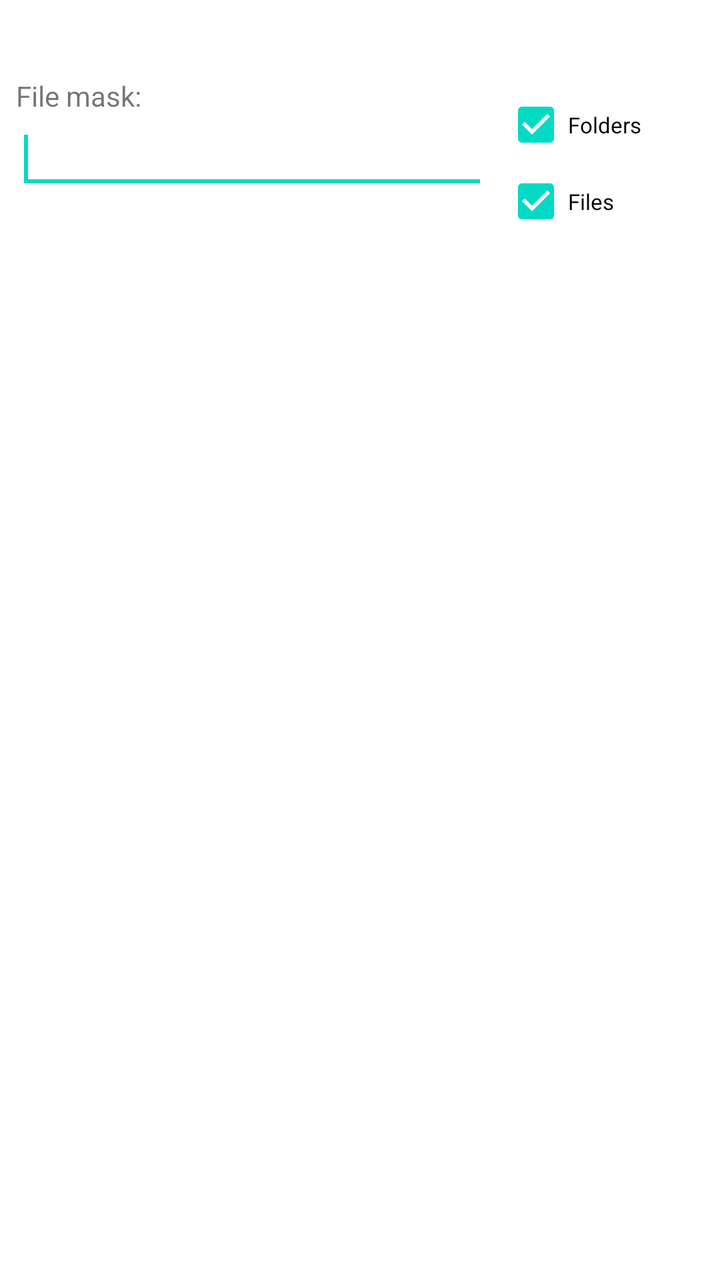
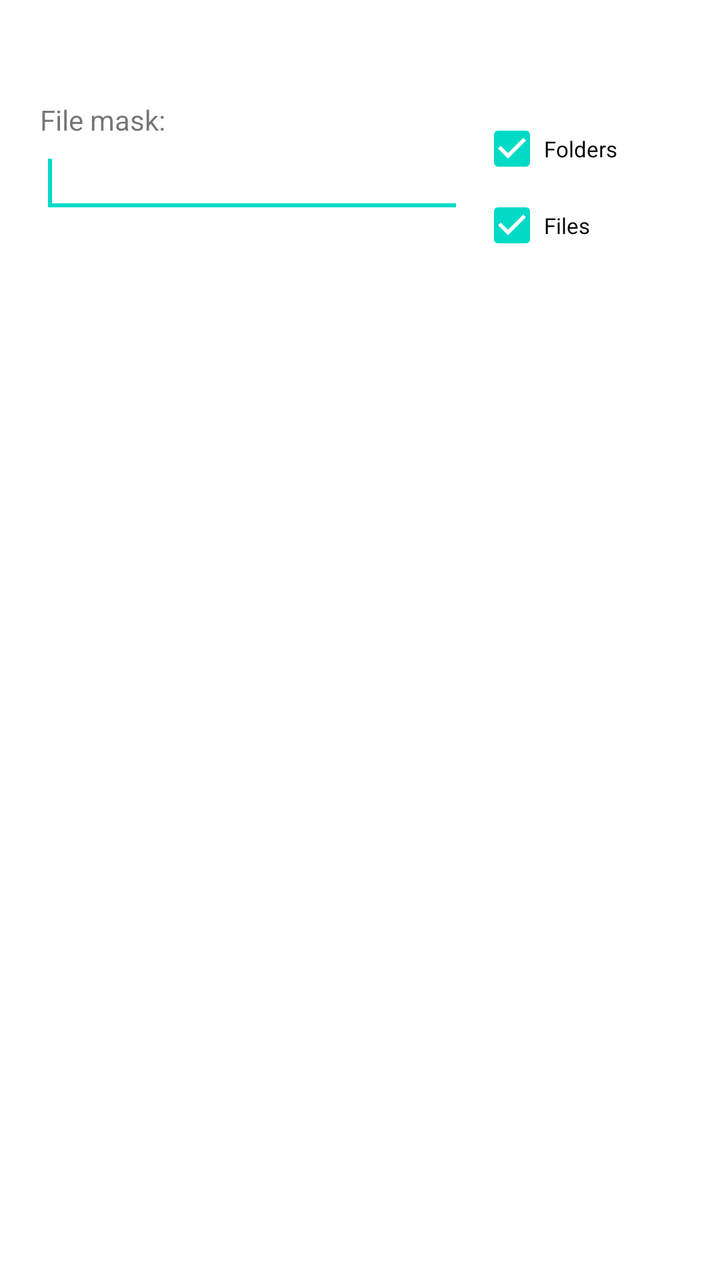

Screens rendered from an Android XML layout before and after an edit, with the pre-edit source and the edit as a unified diff.
<!-- AndroidManifest.xml: fallback theme Theme.MaterialComponents.DayNight.NoActionBar -->
<!-- res/layout/search.xml -->
<?xml version="1.0" encoding="UTF-8"?>
<ScrollView xmlns:android="http://schemas.android.com/apk/res/android"
    android:id="@+id/scroll_view"
    android:layout_width="fill_parent"
    android:layout_height="fill_parent"
    android:fillViewport="true">

  <RelativeLayout
      android:layout_width="fill_parent"
      android:layout_height="wrap_content"
      android:padding="8dp">

    <TextView
        android:id="@+id/dlg_title"
        android:layout_width="fill_parent"
        android:layout_height="wrap_content"
        android:layout_alignParentTop="true"
        android:layout_alignParentLeft="true"
        android:layout_marginBottom="6dip"
        android:textAppearance="?android:attr/textAppearanceMedium"
        android:textStyle="bold"
        android:gravity="left"
        />

    <CheckBox
        android:id="@+id/for_dirs"
        android:layout_width="100sp"
        android:layout_height="wrap_content"
        android:layout_below="@id/dlg_title"
        android:layout_alignParentRight="true"
        android:textSize="11sp"
        android:checked="true"
        android:text="@string/for_dirs" />
    <CheckBox
        android:id="@+id/for_files"
        android:layout_width="wrap_content"
        android:layout_height="wrap_content"
        android:layout_below="@id/for_dirs"
        android:layout_alignLeft="@id/for_dirs"
        android:layout_marginTop="-10dip"
        android:textSize="11sp"
        android:checked="true"
        android:text="@string/for_files" />
    
    <TextView
        android:id="@+id/prompt"
        android:layout_width="fill_parent"
        android:layout_height="wrap_content"
        android:layout_below="@id/dlg_title"
        android:layout_alignParentLeft="true"
        android:layout_toLeftOf="@id/for_dirs"
        android:text="@string/filemask" />
    <EditText
        android:id="@+id/edit_field"
        android:layout_width="fill_parent"
        android:layout_height="wrap_content"
        android:layout_below="@id/prompt"
        android:layout_toLeftOf="@id/for_dirs"
        android:layout_marginRight="8dp"
        android:autoText="false"
        android:capitalize="none"
        android:gravity="fill_horizontal"
        android:inputType="textUri"
        android:scrollHorizontally="true">
        <requestFocus/>
    </EditText>

    <RelativeLayout
        android:id="@+id/search_params"
        android:layout_width="fill_parent"
        android:layout_height="wrap_content"
        android:layout_below="@id/for_files"
        android:visibility="gone">
        
      <CheckBox
          android:id="@+id/in_subf"
          android:layout_width="100sp"
          android:layout_height="wrap_content"
          android:layout_alignParentTop="true"
          android:layout_alignParentRight="true"
          android:textSize="12dp"
          android:checked="true"
          android:text="@string/in_subf" />          
        
        <TextView
            android:id="@+id/content_prompt"
            android:layout_width="fill_parent"
            android:layout_height="wrap_content"
            android:layout_marginTop="2dip"
            android:layout_alignParentTop="true"
            android:layout_alignParentLeft="true"
            android:text="@string/content"
            android:labelFor="@id/edit_content"/>
        <EditText
            android:id="@+id/edit_content"
            android:layout_width="fill_parent"
            android:layout_height="wrap_content"
            android:layout_below="@id/content_prompt"
            android:layout_marginRight="10dp"
            android:layout_toLeftOf="@id/in_subf"
            android:autoText="false"
            android:capitalize="none"
            android:gravity="fill_horizontal"
            android:scrollHorizontally="true"
            android:inputType="text" />
        
        <include layout="@layout/file_props"
            android:layout_width="fill_parent"
            android:layout_height="wrap_content"
            android:layout_below="@id/edit_content" />

        </RelativeLayout>
  </RelativeLayout>
</ScrollView>
<!-- res/layout/file_props.xml (included above) -->
<?xml version="1.0" encoding="UTF-8"?>
<TableLayout xmlns:android="http://schemas.android.com/apk/res/android"
    android:layout_width="fill_parent"
    android:layout_height="wrap_content"
    android:stretchColumns="1">

    <TableRow android:layout_width="fill_parent">

        <TextView
            android:id="@+id/bigger_prompt"
            android:layout_width="wrap_content"
            android:layout_height="wrap_content"
            android:layout_weight="1"
            android:text="@string/bigger_than"
            android:textSize="10dp" />

        <EditText
            android:id="@+id/edit_bigger"
            android:layout_width="fill_parent"
            android:layout_height="wrap_content"
            android:layout_weight="2"
            android:inputType="number"
            android:scrollHorizontally="true" />

        <Spinner
            android:id="@+id/scale_bigger"
            android:layout_width="wrap_content"
            android:layout_height="wrap_content"
            android:layout_weight="1"
            android:background="@null"/>

        <CheckBox
            android:id="@+id/mod_after"
            android:layout_width="wrap_content"
            android:layout_height="wrap_content"
            android:layout_weight="1"
            android:text="@string/mod_after"
            android:textSize="10dp" />

        <Button
            android:id="@+id/mod_after_date"
            style="?android:attr/buttonStyleSmall"
            android:layout_width="wrap_content"
            android:layout_weight="1"
            android:layout_height="wrap_content"
            android:text="@string/empty_string"
            android:textSize="8dp" />
    </TableRow>

    <TableRow android:layout_width="fill_parent">

        <TextView
            android:id="@+id/smaller_prompt"
            android:layout_width="wrap_content"
            android:layout_height="wrap_content"
            android:layout_gravity="top"
            android:layout_weight="1"
            android:text="@string/smaller_than"
            android:textSize="10dp" />

        <EditText
            android:id="@+id/edit_smaller"
            android:layout_width="fill_parent"
            android:layout_height="wrap_content"
            android:layout_weight="2"
            android:inputType="number"
            android:scrollHorizontally="true" />

        <Spinner
            android:id="@+id/scale_smaller"
            android:layout_width="wrap_content"
            android:layout_weight="1"
            android:layout_height="wrap_content"
            android:background="@null"/>

        <CheckBox
            android:id="@+id/mod_before"
            android:layout_width="wrap_content"
            android:layout_height="wrap_content"
            android:layout_gravity="top"
            android:layout_weight="1"
            android:text="@string/mod_before"
            android:textSize="10dp" />

        <Button
            android:id="@+id/mod_before_date"
            style="?android:attr/buttonStyleSmall"
            android:layout_width="wrap_content"
            android:layout_height="wrap_content"
            android:layout_gravity="top"
            android:layout_weight="1"
            android:text="@string/empty_string"
            android:textSize="8dp" />
    </TableRow>
</TableLayout>
<!-- resources referenced by this layout -->
<resources>
  <string name="bigger_than">Bigger\nthan:</string>
  <string name="content">Content:</string>
  <string name="empty_string" translatable="false" />
  <string name="filemask">File mask:</string>
  <string name="for_dirs">Folders</string>
  <string name="for_files">Files</string>
  <string name="in_subf">Subfolders</string>
  <string name="mod_after">After</string>
  <string name="mod_before">Before</string>
  <string name="smaller_than">Smaller\nthan:</string>
</resources>

<!-- the commit's change to res/layout/search.xml (unified diff, before → after) -->
@@ -8,7 +8,7 @@
   <RelativeLayout
       android:layout_width="fill_parent"
       android:layout_height="wrap_content"
-      android:padding="8dp">
+      android:padding="20dip">
 
     <TextView
         android:id="@+id/dlg_title"
